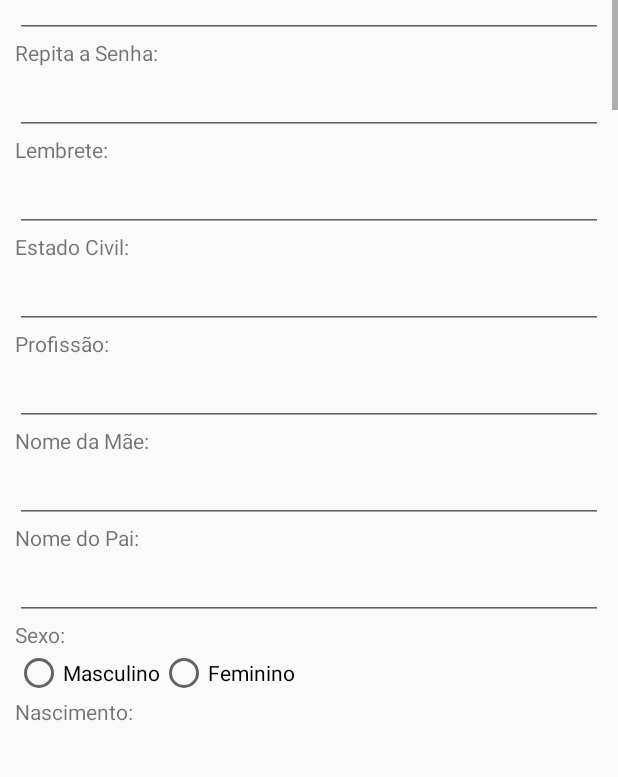
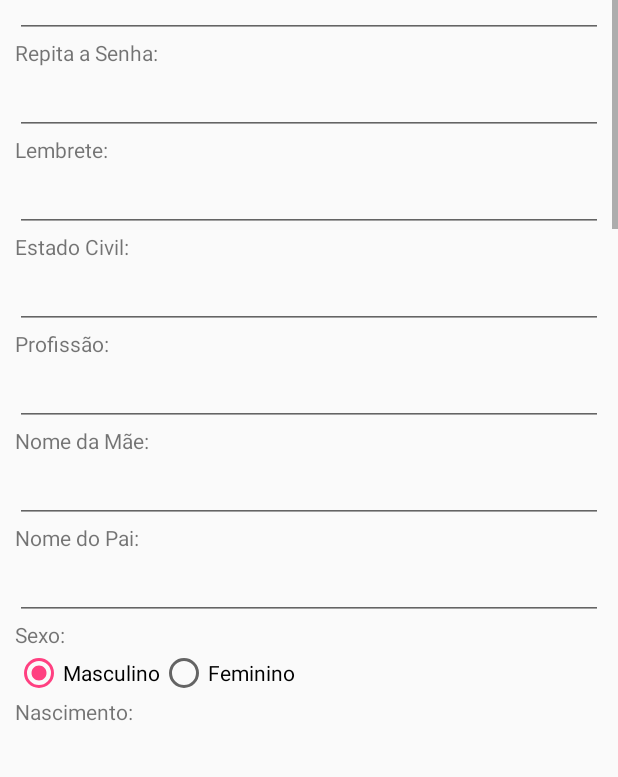
Before and after one commit to 2Luglios/ConfirmaConsulta, an Android app: the screen it shows after launch once a user with an empty profile is signed in (PrincipalActivity), after a tap on an icon or button, on a phone screen of 412 x 824 dp. Shown: the part 352-1129 px from the top of the screen. Run offline under Robolectric (Android 15) with nearby library versions, the phone set to English and light mode, and no system bars; our stand-ins replace Firebase (no records; nobody signed in at launch, a user with empty details on screens opened directly).

Commit message:
mais cadastro

```diff
--- a/ConfirmaConsultaDroid/app/src/main/java/br/com/a2luglios/confirmaconsultadroid/fragment/FragmentMeusDados.java
+++ b/ConfirmaConsultaDroid/app/src/main/java/br/com/a2luglios/confirmaconsultadroid/fragment/FragmentMeusDados.java
@@ -1,5 +1,7 @@
 package br.com.a2luglios.confirmaconsultadroid.fragment;
 
+import android.app.AlertDialog;
+import android.content.DialogInterface;
 import android.content.Intent;
 import android.os.Bundle;
 import android.support.annotation.Nullable;
@@ -12,23 +14,31 @@ import android.view.MenuItem;
 import android.view.View;
 import android.view.ViewGroup;
 import android.widget.ArrayAdapter;
+import android.widget.Button;
 import android.widget.CheckBox;
 import android.widget.CompoundButton;
+import android.widget.DatePicker;
 import android.widget.EditText;
 import android.widget.ListView;
+import android.widget.RadioGroup;
 import android.widget.Toast;
 
 import com.google.firebase.auth.FirebaseUser;
 
 import java.util.ArrayList;
-import java.util.Arrays;
+import java.util.Calendar;
+import java.util.List;
 
 import br.com.a2luglios.confirmaconsultadroid.PrincipalActivity;
 import br.com.a2luglios.confirmaconsultadroid.R;
 import br.com.a2luglios.confirmaconsultadroid.firebase.FirebaseLoginInterface;
+import br.com.a2luglios.confirmaconsultadroid.firebase.FirebaseRTDBUpdate;
 import br.com.a2luglios.confirmaconsultadroid.firebase.FirebaseUtilAuth;
 import br.com.a2luglios.confirmaconsultadroid.firebase.FirebaseUtilDB;
+import br.com.a2luglios.confirmaconsultadroid.modelo.Consultorio;
 import br.com.a2luglios.confirmaconsultadroid.modelo.MapContato;
+import br.com.a2luglios.confirmaconsultadroid.modelo.MapEndereco;
+import br.com.a2luglios.confirmaconsultadroid.modelo.Sexo;
 import br.com.a2luglios.confirmaconsultadroid.modelo.Usuario;
 import br.com.a2luglios.confirmaconsultadroid.util.Preferencias;
 
@@ -42,13 +52,25 @@ public class FragmentMeusDados extends Fragment {
     private EditText campoEmail;
     private EditText campoSenha;
     private EditText campoRepitaSenha;
+    private EditText lembrete;
+    private EditText estadoCivil;
+    private EditText profissao;
+    private EditText nomeMae;
+    private EditText nomePai;
+    private RadioGroup sexo;
+    private DatePicker dataNascimento;
     private EditText campoCPF;
     private EditText campoRG;
     private CheckBox checkSouMedico;
     private EditText campoCRM;
-    private ListView listaEspecialidades;
-    private ListView listaPlanos;
-    private ListView listaConsultorios;
+    private Button btnEspecialidades;
+    private Button btnPlanos;
+    private Button btnConsultorios;
+    private EditText miniCurriculum;
+
+    private List<String> especialistas = new ArrayList<>();
+    private List<String> planos = new ArrayList<>();
+    private List<String> consultorios = new ArrayList<>();
 
     @Nullable
     @Override
@@ -61,59 +83,117 @@ public class FragmentMeusDados extends Fragment {
         campoEmail = (EditText) meusDados.findViewById(R.id.campoEmail);
         campoSenha = (EditText) meusDados.findViewById(R.id.campoSenha);
         campoRepitaSenha = (EditText) meusDados.findViewById(R.id.campoRepitaSenha);
+        lembrete = (EditText) meusDados.findViewById(R.id.campoLembrete);
+        estadoCivil = (EditText) meusDados.findViewById(R.id.campoEstadoCivil);
+        profissao = (EditText) meusDados.findViewById(R.id.campoProfissao);
+        nomeMae = (EditText) meusDados.findViewById(R.id.campoNomeMae);
+        nomePai = (EditText) meusDados.findViewById(R.id.campoNomePai);
+        sexo = (RadioGroup) meusDados.findViewById(R.id.radioSexo);
+        dataNascimento = (DatePicker) meusDados.findViewById(R.id.dateNascimento);
         campoCPF = (EditText) meusDados.findViewById(R.id.campoCPF);
         campoRG = (EditText) meusDados.findViewById(R.id.campoRG);
         checkSouMedico = (CheckBox) meusDados.findViewById(R.id.checkSouMedico);
         campoCRM = (EditText) meusDados.findViewById(R.id.campoCRM);
+        btnEspecialidades = (Button) meusDados.findViewById(R.id.btnEspecialidades);
+        btnPlanos = (Button) meusDados.findViewById(R.id.btnPlanos);
+        btnConsultorios = (Button) meusDados.findViewById(R.id.btnConsultorios);
+        miniCurriculum = (EditText) meusDados.findViewById(R.id.campoMiniCurriculum);
 
-        listaEspecialidades = (ListView) meusDados.findViewById(R.id.listaEspecialidades);
-        listaEspecialidades.setChoiceMode(ListView.CHOICE_MODE_MULTIPLE);
-        listaEspecialidades.setAdapter(new ArrayAdapter<String>(getContext(), android.R.layout.simple_list_item_multiple_choice, Arrays.asList("la", "lala", "lalala")));
+        btnEspecialidades.setOnClickListener(new View.OnClickListener() {
+            @Override
+            public void onClick(View view) {
+                showDialog(especialistas);
+            }
+        });
 
-        listaPlanos = (ListView) meusDados.findViewById(R.id.listaPlanos);
-        listaPlanos.setChoiceMode(ListView.CHOICE_MODE_MULTIPLE);
-        listaPlanos.setAdapter(new ArrayAdapter<String>(getContext(), android.R.layout.simple_list_item_multiple_choice, Arrays.asList("la", "lala", "lalala")));
+        btnPlanos.setOnClickListener(new View.OnClickListener() {
+            @Override
+            public void onClick(View view) {
+                showDialog(planos);
+            }
+        });
 
-        listaConsultorios = (ListView) meusDados.findViewById(R.id.listaConsultorios);
-        listaConsultorios.setChoiceMode(ListView.CHOICE_MODE_MULTIPLE);
-        listaConsultorios.setAdapter(new ArrayAdapter<String>(getContext(), android.R.layout.simple_list_item_multiple_choice, Arrays.asList("la", "lala", "lalala")));
+        btnConsultorios.setOnClickListener(new View.OnClickListener() {
+            @Override
+            public void onClick(View view) {
+                showDialog(consultorios);
+            }
+        });
 
         Usuario usuario = new Preferencias(getContext()).getUsuario();
         if ( usuario.getToken().equals("") ) {
-            campoNome.setText(usuario.getNome());
-
             MapContato contato = new MapContato();
             contato.setMapa(usuario.getContato());
 
+            MapEndereco endereco = new MapEndereco();
+            endereco.setMapa(usuario.getEndereco());
+
+            Calendar nascimento = Calendar.getInstance();
+            nascimento.setTimeInMillis(usuario.getNascimento());
+
+            campoNome.setText(usuario.getNome());
             campoEmail.setText(contato.getEmail());
+            lembrete.setText(usuario.getLembrete());
+            estadoCivil.setText(usuario.getEstadoCivil());
+            profissao.setText(usuario.getProfissao());
+            nomeMae.setText(usuario.getNomeMae());
+            nomePai.setText(usuario.getNomePai());
+            if ( usuario.getSexo() == Sexo.Masculino ) sexo.check(R.id.sexoMasculino); else sexo.check(R.id.sexoFeminino);
+            dataNascimento.init(nascimento.get(Calendar.YEAR), nascimento.get(Calendar.MONTH), nascimento.get(Calendar.DAY_OF_MONTH), null);
             campoCPF.setText(usuario.getCpf());
             campoRG.setText(usuario.getRg());
             checkSouMedico.setChecked(usuario.isEhMedico());
             campoCRM.setText(usuario.getCRM());
+            miniCurriculum.setText(usuario.getMiniCurriculum());
 
-            if ( checkSouMedico.isChecked() ) {
-                campoCRM.setEnabled(true);
-            } else {
-                campoCRM.setEnabled(false);
-            }
+            mudaEstado(checkSouMedico.isChecked());
         }
 
         checkSouMedico.setOnCheckedChangeListener(new CompoundButton.OnCheckedChangeListener() {
             @Override
             public void onCheckedChanged(CompoundButton compoundButton, boolean b) {
-                if ( b ) {
-                    campoCRM.setEnabled(true);
-                    Toast.makeText(getContext(), "Sou Médico", Toast.LENGTH_LONG).show();
-                } else {
-                    campoCRM.setEnabled(false);
-                    Toast.makeText(getContext(), "Não Sou Médico", Toast.LENGTH_LONG).show();
-                }
+                mudaEstado(b);
             }
         });
 
         setHasOptionsMenu(true);
 
         return meusDados;
+    }
+
+    private void mudaEstado(boolean estado) {
+        campoCRM.setEnabled(estado);
+        btnEspecialidades.setEnabled(estado);
+        btnPlanos.setEnabled(estado);
+        btnConsultorios.setEnabled(estado);
+        miniCurriculum.setEnabled(estado);
+    }
+
+    @Override
+    public void onResume() {
+        super.onResume();
+
+        new FirebaseUtilDB().readRTDBPlain("especialidades", new FirebaseRTDBUpdate() {
+            @Override
+            public void updateMensagem(Object obj) {
+                especialistas.add((String)obj);
+            }
+        });
+
+        new FirebaseUtilDB().readRTDBPlain("planos", new FirebaseRTDBUpdate() {
+            @Override
+            public void updateMensagem(Object obj) {
+                planos.add((String)obj);
+            }
+        });
+
+        new FirebaseUtilDB().readRTDB("consultorios", Consultorio.class,new FirebaseRTDBUpdate() {
+            @Override
+            public void updateMensagem(Object obj) {
+                final Consultorio consultorio = (Consultorio) obj;
+                consultorios.add(consultorio.getNome());
+            }
+        });
     }
 
     @Override
@@ -137,13 +217,25 @@ public class FragmentMeusDados extends Fragment {
                                 public void toDo(FirebaseUser user) {
                                     Usuario usuario = new Usuario();
                                     usuario.setNome(campoNome.getEditableText().toString());
+
                                     MapContato contato = new MapContato();
                                     contato.setEmail(campoEmail.getEditableText().toString());
                                     usuario.setContato(contato.getMapa());
+
+                                    MapEndereco endereco = new MapEndereco();
+                                    endereco.setCep("");
+                                    usuario.setEndereco(endereco.getMapa());
+
                                     usuario.setCpf(campoCPF.getEditableText().toString());
                                     usuario.setRg(campoRG.getEditableText().toString());
                                     usuario.setEhMedico(checkSouMedico.isChecked());
                                     usuario.setCRM(campoCRM.getEditableText().toString());
+
+                                    usuario.setEspecialidades(new ArrayList<String>());
+                                    usuario.getEspecialidades().add("lalalalala");
+
+                                    usuario.setPlanos(new ArrayList<String>());
+                                    usuario.getPlanos().add("lalalalala");
 
                                     usuario.setConsultorios(new ArrayList<String>());
                                     usuario.getConsultorios().add("lalalalala");
@@ -174,33 +266,36 @@ public class FragmentMeusDados extends Fragment {
         return super.onOptionsItemSelected(item);
     }
 
-    public void pegaClicado(View v) {
-//        SparseBooleanArray checked = listView.getCheckedItemPositions();
-//        ArrayList<String> selectedItems = new ArrayList<String>();
-//        for (int i = 0; i < checked.size(); i++) {
-//            // Item position in adapter
-//            int position = checked.keyAt(i);
-//            // Add sport if it is checked i.e.) == TRUE!
-//            if (checked.valueAt(i))
-//                selectedItems.add(adapter.getItem(position));
-//        }
-//
-//        String[] outputStrArr = new String[selectedItems.size()];
-//
-//        for (int i = 0; i < selectedItems.size(); i++) {
-//            outputStrArr[i] = selectedItems.get(i);
-//        }
-//
-//        Intent intent = new Intent(getContext(),ResultActivity.class);
-//
-//        // Create a bundle object
-//        Bundle b = new Bundle();
-//        b.putStringArray("selectedItems", outputStrArr);
-//
-//        // Add the bundle to the intent.
-//        intent.putExtras(b);
-//
-//        // start the ResultActivity
-//        startActivity(intent);
+    private void showDialog(List<String> listToShow) {
+        // TODO tem que trazer populado com o que o cara já escreveu...
+
+        AlertDialog.Builder dialog = new AlertDialog.Builder(getContext());
+        dialog.setTitle("Lista");
+        View v = LayoutInflater.from(getContext()).inflate(R.layout.dialog_generic_list, null);
+        final ListView lista = (ListView) v.findViewById(R.id.lista);
+        lista.setChoiceMode(ListView.CHOICE_MODE_MULTIPLE);
+        lista.setAdapter(new ArrayAdapter<String>(getContext(),
+                        android.R.layout.simple_list_item_multiple_choice, listToShow));
+        dialog.setView(v);
+        dialog.setNeutralButton("OK", new DialogInterface.OnClickListener() {
+            @Override
+            public void onClick(DialogInterface dialogInterface, int a) {
+                SparseBooleanArray checked = lista.getCheckedItemPositions();
+                ArrayList<String> selectedItems = new ArrayList<String>();
+                for (int i = 0; i < checked.size(); i++) {
+                    int position = checked.keyAt(i);
+                    if (checked.valueAt(i)) selectedItems.add((String) lista.getAdapter().getItem(position));
+                }
+
+                String[] outputStrArr = new String[selectedItems.size()];
+
+                for (int i = 0; i < selectedItems.size(); i++) {
+                    outputStrArr[i] = selectedItems.get(i);
+                }
+                Toast.makeText(getContext(), "Selecionou: " + selectedItems.size() + " itens", Toast.LENGTH_SHORT).show();
+            }
+        });
+        dialog.show();
     }
+
 }
--- a/ConfirmaConsultaDroid/app/src/main/java/br/com/a2luglios/confirmaconsultadroid/util/Preferencias.java
+++ b/ConfirmaConsultaDroid/app/src/main/java/br/com/a2luglios/confirmaconsultadroid/util/Preferencias.java
@@ -3,9 +3,15 @@ package br.com.a2luglios.confirmaconsultadroid.util;
 import android.content.Context;
 import android.content.SharedPreferences;
 
+import java.util.ArrayList;
+import java.util.HashSet;
+import java.util.List;
+import java.util.Set;
 import java.util.prefs.Preferences;
 
 import br.com.a2luglios.confirmaconsultadroid.modelo.MapContato;
+import br.com.a2luglios.confirmaconsultadroid.modelo.MapEndereco;
+import br.com.a2luglios.confirmaconsultadroid.modelo.Sexo;
 import br.com.a2luglios.confirmaconsultadroid.modelo.Usuario;
 
 /**
@@ -25,17 +31,48 @@ public class Preferencias {
     public void setUsuario (Usuario usuario) {
         SharedPreferences.Editor edit = ctx.getSharedPreferences(USUARIO, Context.MODE_PRIVATE).edit();
         //edit.putLong("id", usuario.getId());
+        edit.putString("hash", usuario.getHash());
         edit.putString("nome", usuario.getNome());
+        edit.putString("lembrete", usuario.getLembrete());
+        edit.putBoolean("ehMedico", usuario.isEhMedico());
+        edit.putLong("nascimento", usuario.getNascimento());
+        edit.putString("sexo", usuario.getSexo().name());
+        edit.putString("estadoCivil", usuario.getEstadoCivil());
+        edit.putString("profissao", usuario.getProfissao());
+        edit.putString("nomeMae", usuario.getNomeMae());
+        edit.putString("nomePai", usuario.getNomePai());
+        edit.putString("token", usuario.getToken());
+        edit.putString("cpf", usuario.getCpf());
+        edit.putString("rg", usuario.getRg());
 
         MapContato contato = new MapContato();
         contato.setMapa(usuario.getContato());
         edit.putString("email", contato.getEmail());
+        edit.putString("celular", contato.getCelular());
+        edit.putString("telefoneComercial", contato.getTelefoneComercial());
+        edit.putString("telefoneResidencial", contato.getTelefoneResidencial());
+        edit.putString("contatoEmergencia", contato.getContatoEmergencia());
+        edit.putString("telefoneEmergencia", contato.getTelefoneEmergencia());
 
-        edit.putString("cpf", usuario.getCpf());
-        edit.putString("rg", usuario.getRg());
-        edit.putBoolean("souMedico", usuario.isEhMedico());
+        MapEndereco endereco = new MapEndereco();
+        endereco.setMapa(usuario.getEndereco());
+        edit.putString("cep", endereco.getCep());
+        edit.putString("bairro", endereco.getBairro());
+        edit.putString("cidade", endereco.getCidade());
+        edit.putString("complemento", endereco.getComplemento());
+        edit.putString("estado", endereco.getEstado());
+        edit.putString("logradouro", endereco.getLogradouro());
+        edit.putString("numero", endereco.getNumero());
+        edit.putString("pais", endereco.getPais());
+        edit.putString("latitude", Double.toString(endereco.getLatitude()));
+        edit.putString("longitude", Double.toString(endereco.getLongitude()));
+
         edit.putString("crm", usuario.getCRM());
-        edit.putString("token", usuario.getToken());
+        edit.putStringSet("especialidades", converteListStringToSetString(usuario.getEspecialidades()));
+        edit.putStringSet("planos", converteListStringToSetString(usuario.getPlanos()));
+        edit.putStringSet("consultorios", converteListStringToSetString(usuario.getConsultorios()));
+        edit.putString("miniCurriculum", usuario.getMiniCurriculum());
+
         edit.commit();
     }
 
@@ -43,18 +80,66 @@ public class Preferencias {
         Usuario usuario = new Usuario () ;
         SharedPreferences prefs = ctx.getSharedPreferences(USUARIO, Context.MODE_PRIVATE);
        //usuario.setId(prefs.getLong("id", -1));
-        usuario.setNome(prefs.getString("nome", ""));
+        usuario.setHash(prefs.getString("hash", null));
+        usuario.setNome(prefs.getString("nome", null));
+        usuario.setLembrete(prefs.getString("lembrete", ""));
+        usuario.setEhMedico(prefs.getBoolean("ehMedico", false));
+        usuario.setNascimento(prefs.getLong("nascimento", 0));
+        usuario.setSexo(Sexo.valueOf(prefs.getString("sexo", Sexo.Masculino.name())));
+        usuario.setEstadoCivil(prefs.getString("estadoCivil", ""));
+        usuario.setProfissao(prefs.getString("profissao", ""));
+        usuario.setNomeMae(prefs.getString("nomeMae", ""));
+        usuario.setNomePai(prefs.getString("nomePai", ""));
+        usuario.setToken(prefs.getString("token", ""));
+        usuario.setCpf(prefs.getString("cpf", ""));
+        usuario.setRg(prefs.getString("rg", ""));
 
         MapContato contato = new MapContato();
         contato.setEmail(prefs.getString("email", ""));
+        contato.setCelular(prefs.getString("celular", ""));
+        contato.setTelefoneComercial(prefs.getString("telefoneComercial", ""));
+        contato.setTelefoneResidencial(prefs.getString("telefoneResidencial", ""));
+        contato.setContatoEmergencia(prefs.getString("contatoEmergencia", ""));
+        contato.setTelefoneEmergencia(prefs.getString("telefoneEmergencia", ""));
         usuario.setContato(contato.getMapa());
 
-        usuario.setCpf(prefs.getString("cpf", ""));
-        usuario.setRg(prefs.getString("rg", ""));
-        usuario.setEhMedico(prefs.getBoolean("souMedico", false));
+        MapEndereco endereco = new MapEndereco();
+        endereco.setCep(prefs.getString("cep", ""));
+        endereco.setBairro(prefs.getString("bairro", ""));
+        endereco.setCidade(prefs.getString("cidade", ""));
+        endereco.setComplemento(prefs.getString("complemento", ""));
+        endereco.setEstado(prefs.getString("estado", ""));
+        endereco.setLatitude(Double.parseDouble(prefs.getString("latitude", "0")));
+        endereco.setLongitude(Double.parseDouble(prefs.getString("longitude", "0")));
+        endereco.setLogradouro(prefs.getString("logradouro", ""));
+        endereco.setNumero(prefs.getString("numero", ""));
+        endereco.setPais(prefs.getString("pais", ""));
+        usuario.setEndereco(endereco.getMapa());
+
+        Set<String> vazio = new HashSet<>();
+
         usuario.setCRM(prefs.getString("crm", ""));
-        usuario.setToken(prefs.getString("token", ""));
+        usuario.setEspecialidades(converteSetStringToListString(prefs.getStringSet("", vazio)));
+        usuario.setPlanos(converteSetStringToListString(prefs.getStringSet("", vazio)));
+        usuario.setConsultorios(converteSetStringToListString(prefs.getStringSet("", vazio)));
+        usuario.setCRM(prefs.getString("miniCurriculum", ""));
 
         return usuario;
     }
+
+    public Set<String> converteListStringToSetString(List<String> lista) {
+        Set<String> set = new HashSet<>();
+        for(String s : lista) {
+            set.add(s);
+        }
+        return set;
+    }
+
+    public List<String> converteSetStringToListString(Set<String> set) {
+        List<String> lista = new ArrayList<>();
+        for(String s : set) {
+            lista.add(s);
+        }
+        return lista;
+    }
 }
--- a/ConfirmaConsultaDroid/app/src/main/res/layout/fragment_meus_dados.xml
+++ b/ConfirmaConsultaDroid/app/src/main/res/layout/fragment_meus_dados.xml
@@ -134,19 +134,22 @@
             android:text="Sexo:" />
 
         <RadioGroup
+            android:id="@+id/radioSexo"
             android:layout_width="match_parent"
             android:layout_height="wrap_content"
             android:orientation="horizontal">
+
             <RadioButton
                 android:id="@+id/sexoMasculino"
-                android:text="Masculino"
                 android:layout_width="wrap_content"
-                android:layout_height="wrap_content" />
+                android:layout_height="wrap_content"
+                android:text="Masculino" />
+
             <RadioButton
                 android:id="@+id/sexoFeminino"
-                android:text="Feminino"
                 android:layout_width="wrap_content"
-                android:layout_height="wrap_content" />
+                android:layout_height="wrap_content"
+                android:text="Feminino" />
         </RadioGroup>
 
         <TextView
@@ -215,32 +218,35 @@
             android:layout_height="wrap_content"
             android:text="Especialidades:" />
 
-        <ListView
-            android:id="@+id/listaEspecialidades"
+        <Button
+            android:id="@+id/btnEspecialidades"
             android:layout_width="match_parent"
-            android:layout_height="200dp"/>
+            android:layout_height="match_parent"
+            android:text="Selecione..." />
 
         <TextView
             android:id="@+id/txtPlanos"
             android:layout_width="match_parent"
             android:layout_height="wrap_content"
-            android:text="Especialidades:" />
+            android:text="Planos:" />
 
-        <ListView
-            android:id="@+id/listaPlanos"
+        <Button
+            android:id="@+id/btnPlanos"
             android:layout_width="match_parent"
-            android:layout_height="200dp"/>
+            android:layout_height="match_parent"
+            android:text="Selecione..." />
 
         <TextView
             android:id="@+id/txtConsultorios"
             android:layout_width="match_parent"
             android:layout_height="wrap_content"
-            android:text="Especialidades:" />
+            android:text="Consultorios:" />
 
-        <ListView
-            android:id="@+id/listaConsultorios"
+        <Button
+            android:id="@+id/btnConsultorios"
             android:layout_width="match_parent"
-            android:layout_height="200dp"/>
+            android:layout_height="match_parent"
+            android:text="Selecione..." />
 
         <TextView
             android:id="@+id/txtMiniCurriculum"
```
Also changed, not shown: ConfirmaConsultaDroid/app/src/main/res/layout/dialog_generic_list.xml (added, +10 -0 lines), 8 other files.
